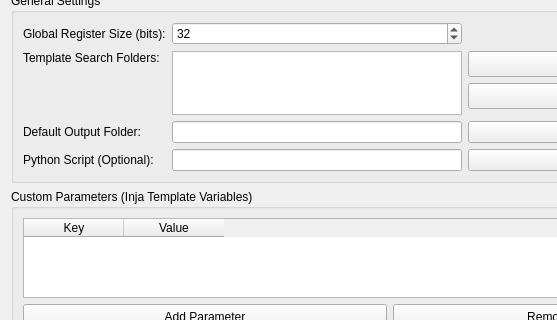
Old version of the form src/ui/config.ui in the repository zkalves/rmap; both pictures show x 0 to 557 and y 87 to 407 of the 780 by 700 pixel window.
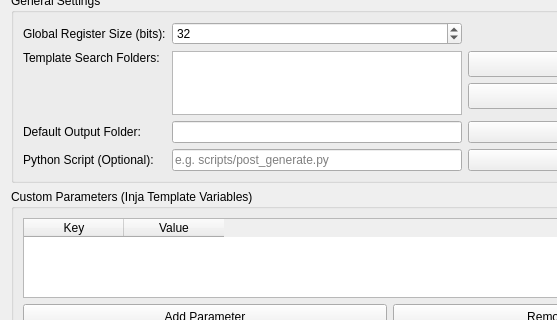
New version of the form. Icons and pictures are not drawn.

```diff
--- a/src/ui/config.ui
+++ b/src/ui/config.ui
@@ -172,7 +172,11 @@
         </widget>
        </item>
        <item row="3" column="1">
-        <widget class="QLineEdit" name="pythonScript" />
+         <widget class="QLineEdit" name="pythonScript">
+          <property name="placeholderText">
+           <string>e.g. scripts/post_generate.py</string>
+          </property>
+         </widget>
        </item>
        <item row="3" column="2">
         <widget class="QPushButton" name="btnBrowsePythonScript">
```
Left out of the diff: 3 changed lines with no effect on the pictures. Lines whose indentation alone changed are shown as unchanged.
